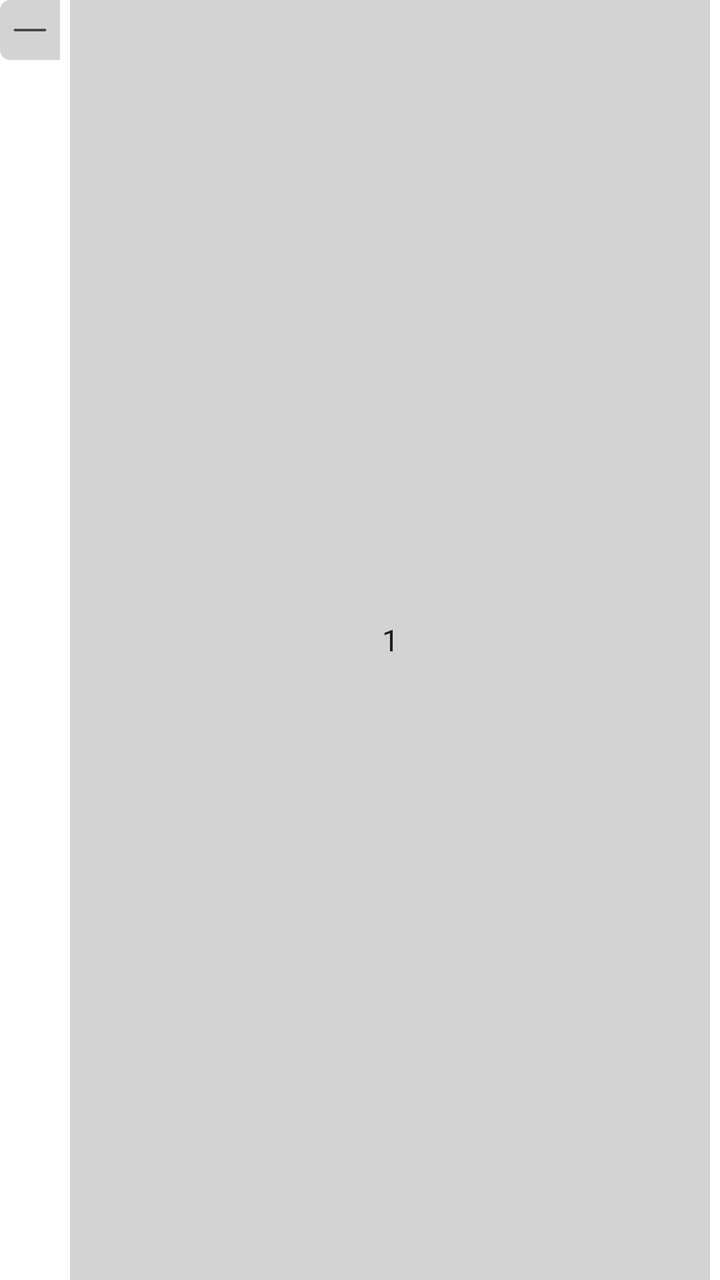
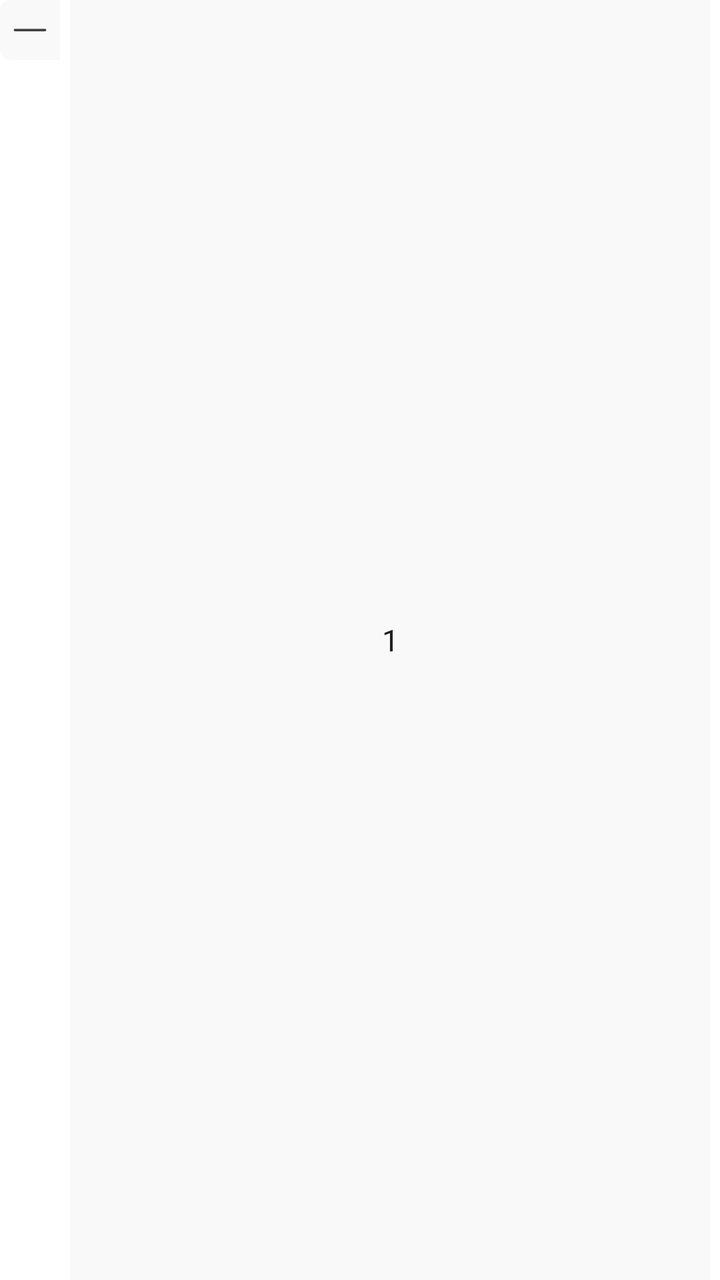

Screens rendered from an Android XML layout before and after an edit, with the pre-edit source and the edit as a unified diff.
<!-- AndroidManifest.xml: fallback theme Theme.MaterialComponents.DayNight.NoActionBar -->
<!-- res/layout/layout_add_sub.xml -->
<LinearLayout
    xmlns:android="http://schemas.android.com/apk/res/android"
    android:layout_width="wrap_content"
    android:layout_height="wrap_content"
    android:orientation="horizontal">

    <androidx.appcompat.widget.AppCompatImageView
        android:id="@+id/ic_minus"
        android:layout_width="30dp"
        android:layout_height="wrap_content"
        android:background="@drawable/addsubview_left_selector"
        android:clickable="true"
        android:padding="5dp"
        android:scaleType="centerInside"
        android:src="@drawable/addsubview_minus" />

    <androidx.appcompat.widget.AppCompatEditText
        android:id="@+id/et_input"
        android:layout_width="match_parent"
        android:layout_height="match_parent"
        android:background="@drawable/addsubview_middle_selector"
        android:layout_marginStart="5dp"
        android:layout_marginEnd="5dp"
        android:cursorVisible="true"
        android:digits="0123456789"
        android:gravity="center"
        android:singleLine="true"
        android:inputType="number"
        android:minWidth="40dp"
        android:text="1"
        android:maxLength="2"
        android:textColor="@color/dview_color_text"
        android:textCursorDrawable="@null"
        android:textSize="15sp" />

    <androidx.appcompat.widget.AppCompatImageView
        android:id="@+id/ic_plus"
        android:layout_width="30dp"
        android:layout_height="match_parent"
        android:background="@drawable/addsubview_right_selector"
        android:clickable="true"
        android:padding="5dp"
        android:scaleType="centerInside"
        android:src="@drawable/addsubview_plus" />
</LinearLayout>
<!-- resources referenced by this layout -->
<resources>
  <color name="dview_color_text">#1A2025</color>
  <!-- drawable addsubview_left_selector (drawable) -->
  <?xml version="1.0" encoding="utf-8"?>
  <selector xmlns:android="http://schemas.android.com/apk/res/android" android:enterFadeDuration="200" android:exitFadeDuration="200">
      <item android:state_pressed="true">
          <shape>
              <solid android:color="#F9F9F9" />
              <corners android:topLeftRadius="5dp" android:bottomLeftRadius="5dp" />
          </shape>
      </item>
      <item android:state_pressed="false">
          <shape>
              <solid android:color="@color/dview_color_icon" />
              <corners android:topLeftRadius="5dp" android:bottomLeftRadius="5dp" />
          </shape>
      </item>
  </selector>
  <!-- drawable addsubview_middle_selector (drawable) -->
  <?xml version="1.0" encoding="utf-8"?>
  <selector xmlns:android="http://schemas.android.com/apk/res/android" android:enterFadeDuration="200" android:exitFadeDuration="200">
      <item android:state_pressed="true">
          <shape>
              <solid android:color="@color/dview_color_icon" />
          </shape>
      </item>
      <item android:state_pressed="false">
          <shape>
              <solid android:color="@color/dview_color_icon" />
          </shape>
      </item>
  </selector>
  <!-- drawable addsubview_minus (drawable) -->
  <vector xmlns:android="http://schemas.android.com/apk/res/android"
      android:width="20dp"
      android:height="20dp"
      android:viewportWidth="1024"
      android:viewportHeight="1024">
    <path
        android:pathData="M128,544h768q14.02,0 23.01,-8.99T928,512t-8.99,-23.01T896,480H128q-14.02,0 -23.01,8.99T96,512t8.99,23.01T128,544z"
        android:fillColor="#424243" />
  </vector>
  <!-- drawable addsubview_plus (drawable) -->
  <vector xmlns:android="http://schemas.android.com/apk/res/android"
      android:width="20dp"
      android:height="20dp"
      android:viewportWidth="1024"
      android:viewportHeight="1024">
      <path
          android:pathData="M480,480V128q0,-14.02 8.99,-23.01T512,96t23.01,8.99T544,128v352h352q14.02,0 23.01,8.99T928,512t-8.99,23.01T896,544H544v352q0,14.02 -8.99,23.01T512,928t-23.01,-8.99T480,896V544H128q-14.02,0 -23.01,-8.99T96,512t8.99,-23.01T128,480h352z"
          android:fillColor="#424243" />
  </vector>
  <!-- drawable addsubview_right_selector (drawable) -->
  <?xml version="1.0" encoding="utf-8"?>
  <selector xmlns:android="http://schemas.android.com/apk/res/android" android:enterFadeDuration="200" android:exitFadeDuration="200">
      <item android:state_pressed="true">
          <shape>
  
              <solid android:color="#F9F9F9" />
              <corners android:topRightRadius="5dp" android:bottomRightRadius="5dp" />
          </shape>
      </item>
      <item android:state_pressed="false">
          <shape>
              <solid android:color="@color/dview_color_icon" />
              android:width="1dp"/>
              <corners android:topRightRadius="5dp" android:bottomRightRadius="5dp" />
          </shape>
      </item>
  </selector>
  <color name="dview_color_icon">#D3D3D3</color>
</resources>

<!-- the commit's change to res/layout/layout_add_sub.xml (unified diff, before → after) -->
@@ -29,7 +29,7 @@
         android:minWidth="40dp"
         android:text="1"
         android:maxLength="2"
-        android:textColor="@color/dview_color_text"
+        android:textColor="@color/dview_addsub_color_text"
         android:textCursorDrawable="@null"
         android:textSize="15sp" />
 
<!-- resource entries referenced after the edit -->
@@ -1,18 +1,18 @@
 <!-- resources referenced by this layout -->
 <resources>
-  <color name="dview_color_text">#1A2025</color>
+  <color name="dview_addsub_color_text">#1A2025</color>
   <!-- drawable addsubview_left_selector (drawable) -->
   <?xml version="1.0" encoding="utf-8"?>
   <selector xmlns:android="http://schemas.android.com/apk/res/android" android:enterFadeDuration="200" android:exitFadeDuration="200">
       <item android:state_pressed="true">
           <shape>
-              <solid android:color="#F9F9F9" />
+              <solid android:color="@color/dview_addsub_color_icon_pressed" />
               <corners android:topLeftRadius="5dp" android:bottomLeftRadius="5dp" />
           </shape>
       </item>
       <item android:state_pressed="false">
           <shape>
-              <solid android:color="@color/dview_color_icon" />
+              <solid android:color="@color/dview_addsub_color_icon_normal" />
               <corners android:topLeftRadius="5dp" android:bottomLeftRadius="5dp" />
           </shape>
       </item>
@@ -22,12 +22,12 @@
   <selector xmlns:android="http://schemas.android.com/apk/res/android" android:enterFadeDuration="200" android:exitFadeDuration="200">
       <item android:state_pressed="true">
           <shape>
-              <solid android:color="@color/dview_color_icon" />
+              <solid android:color="@color/dview_addsub_color_icon_normal" />
           </shape>
       </item>
       <item android:state_pressed="false">
           <shape>
-              <solid android:color="@color/dview_color_icon" />
+              <solid android:color="@color/dview_addsub_color_icon_normal" />
           </shape>
       </item>
   </selector>
@@ -56,19 +56,19 @@
   <selector xmlns:android="http://schemas.android.com/apk/res/android" android:enterFadeDuration="200" android:exitFadeDuration="200">
       <item android:state_pressed="true">
           <shape>
-  
-              <solid android:color="#F9F9F9" />
+              <solid android:color="@color/dview_addsub_color_icon_pressed" />
               <corners android:topRightRadius="5dp" android:bottomRightRadius="5dp" />
           </shape>
       </item>
       <item android:state_pressed="false">
           <shape>
-              <solid android:color="@color/dview_color_icon" />
+              <solid android:color="@color/dview_addsub_color_icon_normal" />
               android:width="1dp"/>
               <corners android:topRightRadius="5dp" android:bottomRightRadius="5dp" />
           </shape>
       </item>
   </selector>
-  <color name="dview_color_icon">#D3D3D3</color>
+  <color name="dview_addsub_color_icon_pressed">#D3D3D3</color>
+  <color name="dview_addsub_color_icon_normal">#F9F9F9</color>
 </resources>
 
